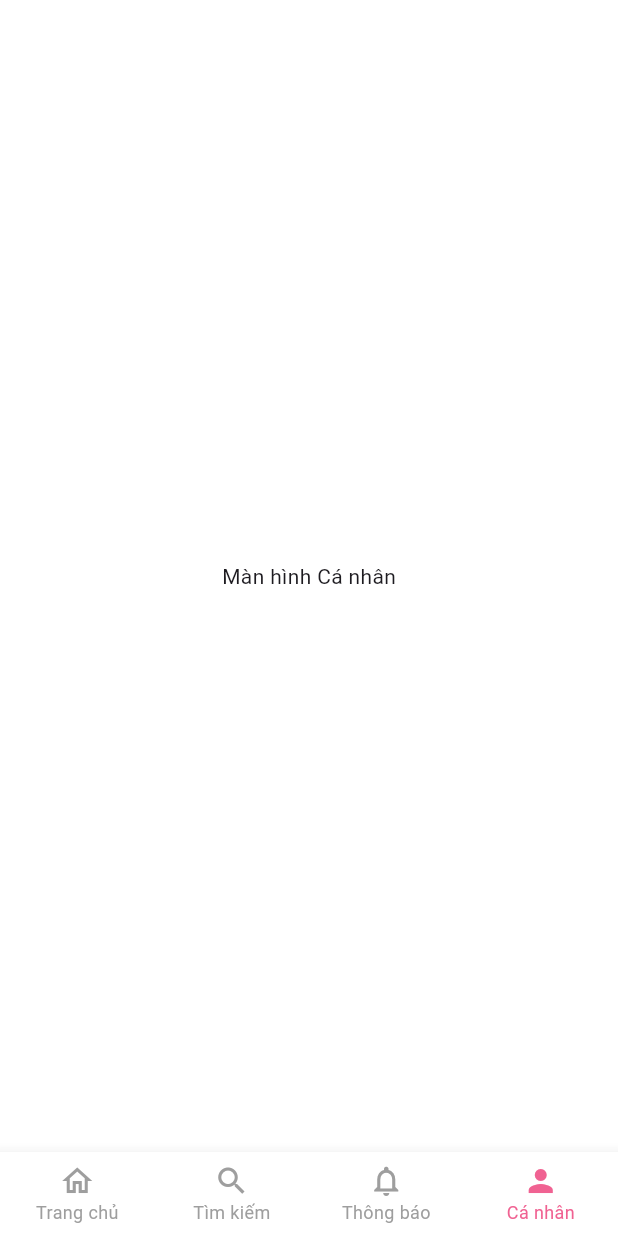
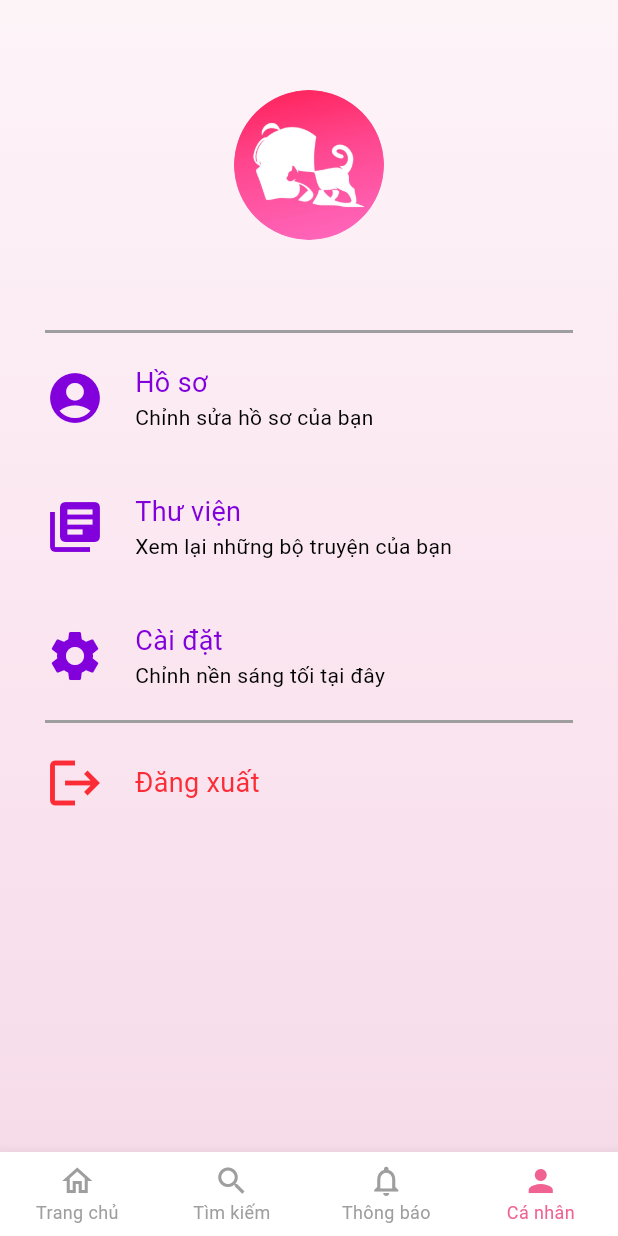
Before and after one commit to hoshino959/ComicApp, a Flutter app: the MainScreen screen opened directly, item 4 of the bottom bar chosen, on a phone screen of 412 x 824 dp. Run offline on Flutter 3.47's test engine with Material 3 defaults, Android fonts, the phone set to English and light mode, and no system bars; our stand-ins replace carousel_slider, cloud_firestore, firebase_auth, firebase_core, smooth_page_indicator; missing offline and left inert: okcolor; accounts and stored records are empty; network calls fail.

Commit message:
user_screen

```diff
--- a/lib/main.dart
+++ b/lib/main.dart
@@ -1,4 +1,4 @@
-import 'package:comic_app/login_page.dart';
+import 'package:comic_app/user/login_page.dart';
 import 'package:comic_app/theme/app_colors.dart';
 import 'package:comic_app/screens/main_screen.dart';
 import 'package:comic_app/theme/app_dark_colors.dart';
--- a/lib/screens/main_screen.dart
+++ b/lib/screens/main_screen.dart
@@ -1,5 +1,6 @@
 import 'package:comic_app/theme/app_colors.dart';
 import 'package:comic_app/screens/home_screen.dart';
+import 'package:comic_app/user/user_screen.dart';
 import 'package:flutter/material.dart';
 
 class MainScreen extends StatefulWidget {
@@ -16,7 +17,7 @@ class _MainScreenState extends State<MainScreen> {
     const HomeScreen(),
     const Text('Màn hình Tìm kiếm'),
     const Text('Màn hình Thông báo'),
-    const Text('Màn hình Cá nhân'),
+    const UserScreen(),
   ];
 
   void _onItemTapped(int index) {
@@ -28,14 +29,10 @@ class _MainScreenState extends State<MainScreen> {
   @override
   Widget build(BuildContext context) {
     return Scaffold(
-      body: Center(
-        child: _widgetOptions.elementAt(_selectedIndex),
-      ),
+      body: Center(child: _widgetOptions.elementAt(_selectedIndex)),
       bottomNavigationBar: BottomNavigationBar(
         type: BottomNavigationBarType.fixed,
-        backgroundColor: Theme.of(
-          context,
-        ).scaffoldBackgroundColor,
+        backgroundColor: Theme.of(context).scaffoldBackgroundColor,
         selectedItemColor: AppColors.primaryPink,
         unselectedItemColor: Colors.grey,
         selectedFontSize: 12,
--- a/lib/login_page.dart
+++ b/lib/user/login_page.dart
@@ -3,6 +3,7 @@ import 'dart:ui';
 import 'package:comic_app/screens/main_screen.dart';
 import 'package:comic_app/theme/app_dark_colors.dart';
 import 'package:comic_app/theme/app_light_colors.dart';
+import 'package:cloud_firestore/cloud_firestore.dart';
 import 'package:firebase_auth/firebase_auth.dart';
 import 'package:flutter/material.dart';
 
@@ -596,6 +597,11 @@ class LoginPageState extends State<LoginPage> {
                                                 ),
                                               ),
                                             );
+                                            setState(() {
+                                              isForgot = false;
+                                              isLogin = true;
+                                              emailController.clear();
+                                            });
                                           } on FirebaseAuthException catch (e) {
                                             ScaffoldMessenger.of(
                                               context,
@@ -705,6 +711,8 @@ class LoginPageState extends State<LoginPage> {
                                                 return;
                                               } else {
                                                 try {
+                                                  // UserCredential
+                                                  // userCredential =
                                                   await FirebaseAuth.instance
                                                       .createUserWithEmailAndPassword(
                                                         email: emailController
@@ -714,7 +722,24 @@ class LoginPageState extends State<LoginPage> {
                                                             .text
                                                             .trim(),
                                                       );
-
+                                                  // User? user =
+                                                  //     userCredential.user;
+                                                  // if (user != null) {
+                                                  //   await FirebaseFirestore
+                                                  //       .instance
+                                                  //       .collection('Users')
+                                                  //       .doc(user.uid)
+                                                  //       .set({
+                                                  //         'uid': user.uid,
+                                                  //         'email':
+                                                  //             emailController
+                                                  //                 .text
+                                                  //                 .trim(),
+                                                  //         'password':
+                                                  //             passController
+                                                  //                 .text,
+                                                  //       });
+                                                  // }
                                                   ScaffoldMessenger.of(
                                                     context,
                                                   ).showSnackBar(
@@ -731,14 +756,29 @@ class LoginPageState extends State<LoginPage> {
                                                 } on FirebaseAuthException catch (
                                                   e
                                                 ) {
+                                                  String message;
+                                                  switch (e.code) {
+                                                    case 'email-already-in-use':
+                                                      message =
+                                                          'Email đã được sử dụng';
+                                                      break;
+                                                    case 'invalid-email':
+                                                      message =
+                                                          'Email không hợp lệ';
+                                                      break;
+                                                    case 'weak-password':
+                                                      message =
+                                                          'Mật khẩu quá yếu';
+                                                      break;
+                                                    default:
+                                                      message =
+                                                          'Đã có lỗi xảy ra, vui lòng thử lại';
+                                                  }
                                                   ScaffoldMessenger.of(
                                                     context,
                                                   ).showSnackBar(
                                                     SnackBar(
-                                                      content: Text(
-                                                        e.message ??
-                                                            "Đăng ký thất bại",
-                                                      ),
+                                                      content: Text(message),
                                                     ),
                                                   );
                                                 }
--- /dev/null
+++ b/lib/user/user_screen.dart
@@ -0,0 +1,194 @@
+import 'package:comic_app/theme/app_dark_colors.dart';
+import 'package:comic_app/theme/app_light_colors.dart';
+import 'package:comic_app/user/login_page.dart';
+import 'package:firebase_auth/firebase_auth.dart';
+import 'package:flutter/material.dart';
+import 'package:okcolor/converters/rgb_oklab.dart';
+import 'package:okcolor/models/oklab.dart';
+
+class UserScreen extends StatefulWidget {
+  const UserScreen({super.key});
+
+  @override
+  State<StatefulWidget> createState() {
+    return UserScreenState();
+  }
+}
+
+class UserScreenState extends State<UserScreen> {
+  @override
+  Widget build(BuildContext context) {
+    final isDark = Theme.of(context).brightness == Brightness.dark;
+
+    final gradient = isDark
+        ? AppColorsDark.gradientBackground
+        : AppColorsLight.gradientBackground;
+
+    return SafeArea(
+      child: Container(
+        decoration: BoxDecoration(gradient: gradient),
+        child: Scaffold(
+          backgroundColor: Colors.transparent,
+          body: Center(
+            child: Container(
+              margin: EdgeInsets.all(30),
+              child: Column(
+                children: [
+                  SizedBox(height: 30),
+                  ClipOval(
+                    child: Image.asset(
+                      'assets/images/logo.png',
+                      height: 100,
+                      width: 100,
+                      fit: BoxFit.cover,
+                    ),
+                  ),
+                  SizedBox(height: 60),
+                  Container(height: 2, color: Colors.grey),
+                  SizedBox(height: 20),
+                  GestureDetector(
+                    child: Row(
+                      mainAxisAlignment: MainAxisAlignment.start,
+                      children: [
+                        Icon(
+                          Icons.account_circle,
+                          size: 40,
+                          color: !isDark
+                              ? Color.fromRGBO(130, 0, 219, 1.0)
+                              : Color.fromRGBO(255, 121, 172, 1),
+                        ),
+                        SizedBox(width: 20),
+                        Column(
+                          crossAxisAlignment: CrossAxisAlignment.start,
+                          children: [
+                            Text(
+                              'Hồ sơ',
+                              style: TextStyle(
+                                fontSize: 18,
+                                color: !isDark
+                                    ? Color.fromRGBO(130, 0, 219, 1.0)
+                                    : Color.fromRGBO(255, 121, 172, 1),
+                              ),
+                            ),
+                            Text(
+                              'Chỉnh sửa hồ sơ của bạn',
+                              style: TextStyle(
+                                color: isDark ? Colors.white : Colors.black,
+                              ),
+                            ),
+                          ],
+                        ),
+                      ],
+                    ),
+                  ),
+                  SizedBox(height: 40),
+                  GestureDetector(
+                    child: Row(
+                      mainAxisAlignment: MainAxisAlignment.start,
+                      children: [
+                        Icon(
+                          Icons.library_books,
+                          size: 40,
+                          color: !isDark
+                              ? Color.fromRGBO(130, 0, 219, 1.0)
+                              : Color.fromRGBO(255, 121, 172, 1),
+                        ),
+                        SizedBox(width: 20),
+                        Column(
+                          crossAxisAlignment: CrossAxisAlignment.start,
+                          children: [
+                            Text(
+                              'Thư viện',
+                              style: TextStyle(
+                                fontSize: 18,
+                                color: !isDark
+                                    ? Color.fromRGBO(130, 0, 219, 1.0)
+                                    : Color.fromRGBO(255, 121, 172, 1),
+                              ),
+                            ),
+                            Text(
+                              'Xem lại những bộ truyện của bạn',
+                              style: TextStyle(
+                                color: isDark ? Colors.white : Colors.black,
+                              ),
+                            ),
+                          ],
+                        ),
+                      ],
+                    ),
+                  ),
+                  SizedBox(height: 40),
+                  GestureDetector(
+                    child: Row(
+                      mainAxisAlignment: MainAxisAlignment.start,
+                      children: [
+                        Icon(
+                          Icons.settings,
+                          size: 40,
+                          color: !isDark
+                              ? Color.fromRGBO(130, 0, 219, 1.0)
+                              : Color.fromRGBO(255, 121, 172, 1),
+                        ),
+                        SizedBox(width: 20),
+                        Column(
+                          crossAxisAlignment: CrossAxisAlignment.start,
+                          children: [
+                            Text(
+                              'Cài đặt',
+                              style: TextStyle(
+                                fontSize: 18,
+                                color: !isDark
+                                    ? Color.fromRGBO(130, 0, 219, 1.0)
+                                    : Color.fromRGBO(255, 121, 172, 1),
+                              ),
+                            ),
+                            Text(
+                              'Chỉnh nền sáng tối tại đây',
+                              style: TextStyle(
+                                color: isDark ? Colors.white : Colors.black,
+                              ),
+                            ),
+                          ],
+                        ),
+                      ],
+                    ),
+                  ),
+                  SizedBox(height: 20),
+                  Container(height: 2, color: Colors.grey),
+                  SizedBox(height: 20),
+                  GestureDetector(
+                    onTap: () async {
+                      await FirebaseAuth.instance.signOut();
+                      Navigator.pushReplacement(
+                        context,
+                        MaterialPageRoute(builder: (_) => LoginPage()),
+                      );
+                    },
+                    child: Row(
+                      mainAxisAlignment: MainAxisAlignment.start,
+                      children: [
+                        Icon(
+                          Icons.logout,
+                          size: 40,
+                          color: Color.fromRGBO(251, 44, 54, 1.0),
+                        ),
+                        SizedBox(width: 20),
+                        Text(
+                          'Đăng xuất',
+                          style: TextStyle(
+                            fontSize: 18,
+                            color: Color.fromRGBO(251, 44, 54, 1.0),
+                          ),
+                        ),
+                      ],
+                    ),
+                  ),
+                ],
+              ),
+            ),
+          ),
+        ),
+      ),
+    );
+  }
+}
--- a/pubspec.yaml
+++ b/pubspec.yaml
@@ -39,6 +39,7 @@ dependencies:
   cloud_firestore: ^6.1.2
   carousel_slider: ^5.1.2
   smooth_page_indicator: ^2.0.1
+  okcolor: ^1.0.1
 
 dev_dependencies:
   flutter_test:
```
Also changed, not shown: pubspec.lock.
